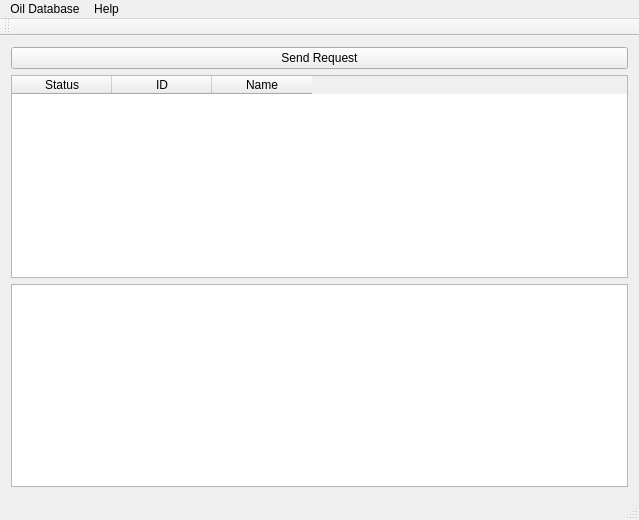
Old version of the form oildatabasemainwindow.ui in the repository JamesMakela/qt-oildb-client.
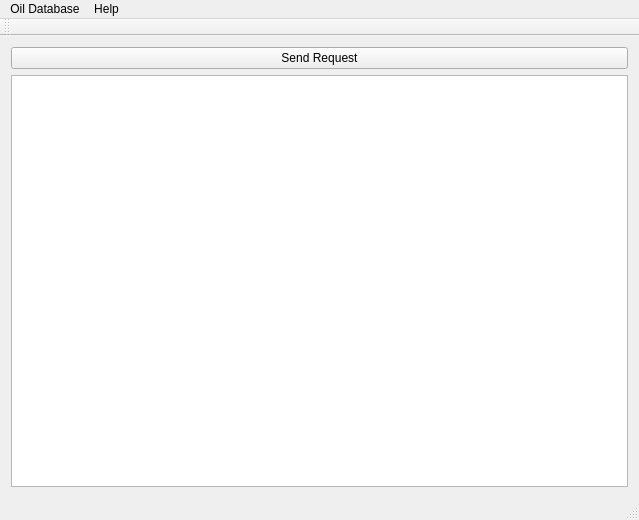
New version of the form.

Commit message: Removed the first table widget as the TableView replaces it.

```diff
--- a/oildatabasemainwindow.ui
+++ b/oildatabasemainwindow.ui
@@ -25,31 +25,6 @@
       </property>
      </widget>
     </item>
-    <item>
-     <widget class="QTableWidget" name="queryResults">
-      <property name="columnCount">
-       <number>3</number>
-      </property>
-      <column>
-       <property name="text">
-        <string>Status</string>
-       </property>
-       <property name="textAlignment">
-        <set>AlignCenter</set>
-       </property>
-      </column>
-      <column>
-       <property name="text">
-        <string>ID</string>
-       </property>
-      </column>
-      <column>
-       <property name="text">
-        <string>Name</string>
-       </property>
-      </column>
-     </widget>
-    </item>
     <item>
      <widget class="QTableView" name="queryResultsView">
       <attribute name="verticalHeaderVisible">
```
The commit also changes 2 other files.
